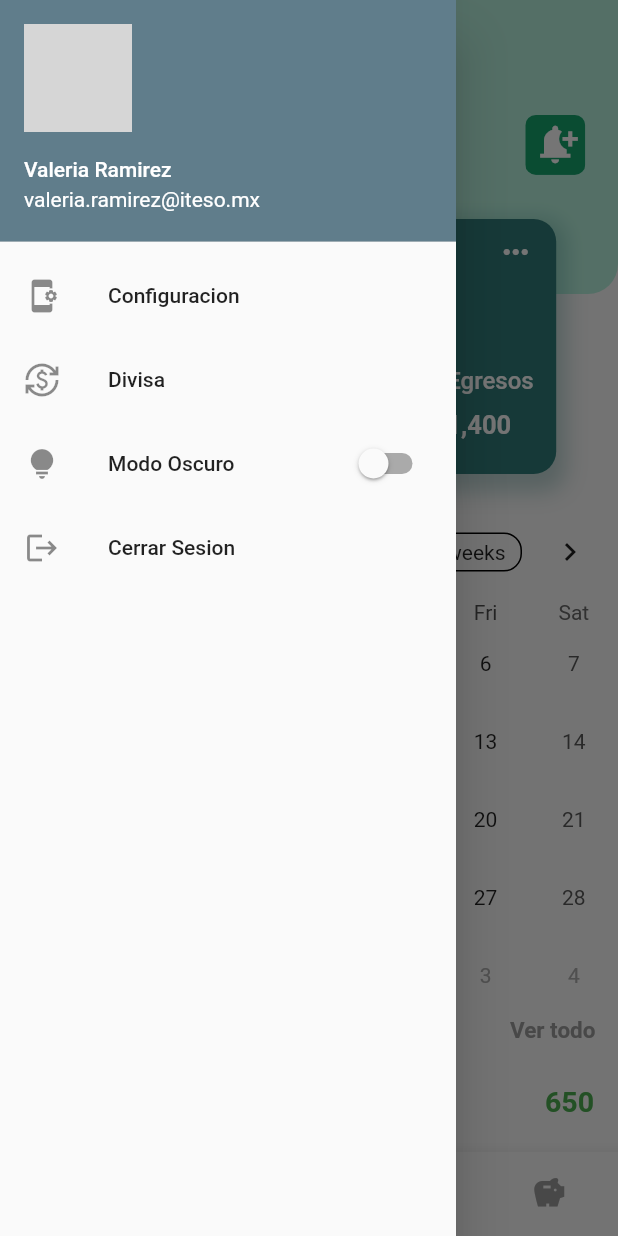
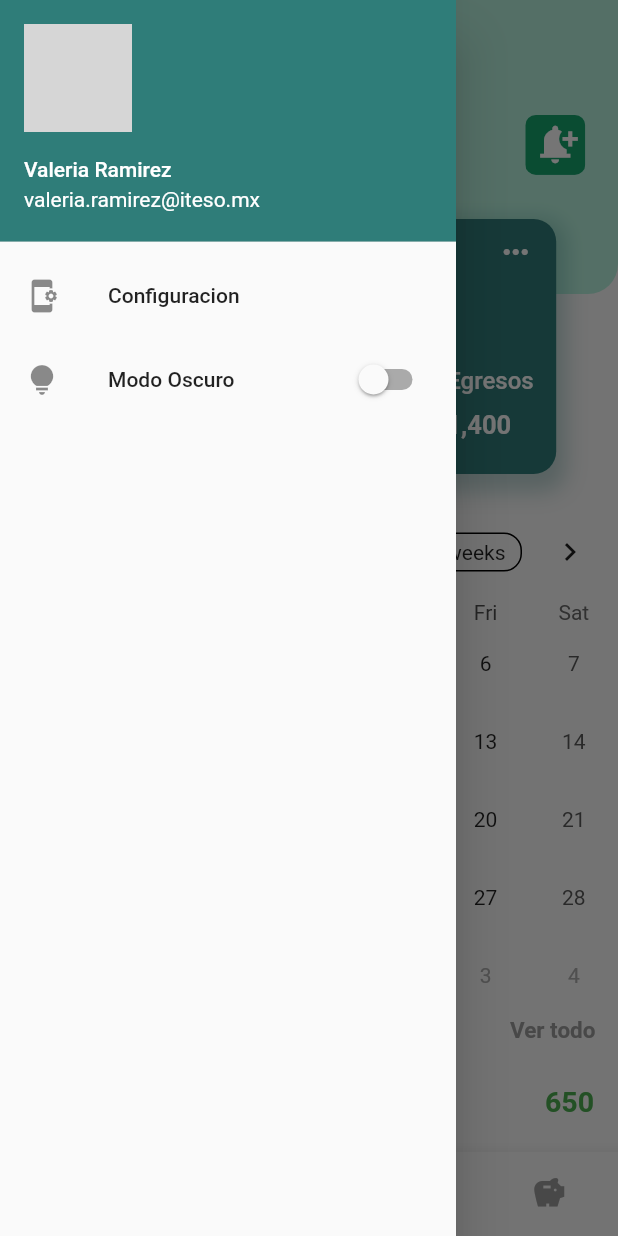
Before and after one commit to valrmzl/ProyectoMovilesVNS, a Flutter app: the screen it shows after launch, with the side drawer open, on a phone screen of 412 x 824 dp. Run offline on Flutter 3.47's test engine with Material 2 defaults, Android fonts, the phone set to English and light mode, and no system bars; drawn by our look-alikes of table_calendar; our stand-ins replace bloc, carousel_slider, equatable, flutter_bloc; network calls fail; grey boxes are pictures that could not be loaded.

Commit message:
creacion del theme y aplicacion

```diff
--- a/lib/Screens/NavBar.dart
+++ b/lib/Screens/NavBar.dart
@@ -1,20 +1,27 @@
 import 'package:flutter/material.dart';
+import 'package:flutter_bloc/flutter_bloc.dart';
 import 'package:proyecto_vsn/Screens/login_page.dart';
 import 'package:proyecto_vsn/Screens/profile.dart';
 import 'package:proyecto_vsn/Screens/welcome.dart';
-
-bool isSwitched = false;
+import 'package:proyecto_vsn/theme/app_themes.dart';
+import '../theme/bloc/theme_bloc.dart';
 
 class NavBar extends StatefulWidget {
-  const NavBar({super.key});
+  const NavBar({Key? key}) : super(key: key);
 
   @override
   State<NavBar> createState() => _NavBarState();
 }
 
 class _NavBarState extends State<NavBar> {
+  bool isSwitched = false;
+
+
+
   @override
   Widget build(BuildContext context) {
+    return BlocBuilder<ThemeBloc, ThemeState>(
+      builder: (context, themeState) {
         return Drawer(
           child: ListView(
             children: [
@@ -32,15 +39,7 @@ class _NavBarState extends State<NavBar> {
                   ),
                 ),
                 decoration: BoxDecoration(
-            color: Colors.blueGrey,
-            /*
-              image: DecorationImage(
-                image: AssetImage(
-                  "assets/images/imagen3.jpeg"
-                ),
-                fit: BoxFit.cover,
-              )
-              */
+                  color: themeState.themeData.colorScheme.secondary, // Color del tema
                 ),
               ),
               ListTile(
@@ -48,16 +47,11 @@ class _NavBarState extends State<NavBar> {
                 title: Text("Configuracion"),
                 onTap: () {
                   Navigator.of(context).push(MaterialPageRoute(
-              builder: (context) =>
-                  ProfileScreen(), // Reemplaza 'Configuraciones' con el nombre correcto de tu página.
+                    builder: (context) => ProfileScreen(),
                   ));
                 },
               ),
-        ListTile(
-          leading: Icon(Icons.currency_exchange),
-          title: Text("Divisa"),
-          onTap: () {},
-        ),
+              // Otras opciones del Drawer
               ListTile(
                 leading: Icon(Icons.lightbulb_sharp),
                 title: Text("Modo Oscuro"),
@@ -65,27 +59,21 @@ class _NavBarState extends State<NavBar> {
                   value: isSwitched,
                   onChanged: (value) {
                     setState(() {
-                isSwitched = value;
-                // Aquí puedes cambiar el tema entre oscuro y claro
-                //MyApp.setBrightness(isSwitched ? Brightness.dark : Brightness.light);
+                        isSwitched = !isSwitched;
+                        BlocProvider.of<ThemeBloc>(context).add(
+                          ThemeChangedEvent(
+                            theme: isSwitched ? AppTheme.DarkApp : AppTheme.LightApp,
+                          ),
+                        );
                       });
                   },
                 ),
               ),
-        ListTile(
-          leading: Icon(Icons.logout),
-          title: Text("Cerrar Sesion"),
-          onTap: () {
-            Navigator.pop(context);
-            Navigator.push(
-                context,
-                MaterialPageRoute(
-                  builder: (context) =>
-                      Welcome(), // Replace SecondScreen with the screen you navigate to.
-                ));
+              // Otras opciones del Drawer
+            ],
+          ),
+        );
       },
-        ),
-      ],
-    ));
+    );
   }
 }
--- a/lib/main.dart
+++ b/lib/main.dart
@@ -1,11 +1,43 @@
 import 'package:flutter/material.dart';
+import 'package:flutter_bloc/flutter_bloc.dart';
 import 'package:proyecto_vsn/Screens/create_account.dart';
 import 'package:proyecto_vsn/Screens/login_page.dart';
 import 'package:proyecto_vsn/Screens/home_page.dart';
 import 'package:proyecto_vsn/Screens/welcome.dart';
 import 'package:proyecto_vsn/Screens/calendar.dart';
+import 'package:proyecto_vsn/theme/bloc/theme_bloc.dart';
 
+
+void main() {
+  // BLoC provider con socope para poder cambiar themes en toda la app
+  runApp(BlocProvider(
+    create: (context) => ThemeBloc(),
+    child: MyApp(),
+  ));
+}
+
+
+class MyApp extends StatelessWidget {
+  MyApp({super.key});
+
+  @override
+  Widget build(BuildContext context) {
+    // BLoC builder para cambiar theme de la Material App
+    return BlocBuilder<ThemeBloc, ThemeState>(
+      builder: (context, state) {
+        return MaterialApp(
+          title: 'Change Themes App',
+          theme: state.themeData,
+          home: HomePage(),
+        );
+      },
+    );
+  }
+}
+
+/*
 void main() => runApp(
+
   MaterialApp(
     title: 'Tarea 3.5',
     theme: ThemeData(
@@ -16,3 +48,5 @@ void main() => runApp(
     home: HomePage(),
   ),
 );
+
+*/
--- a/lib/theme/bloc/theme_bloc.dart
+++ b/lib/theme/bloc/theme_bloc.dart
@@ -9,7 +9,7 @@ part 'theme_state.dart';
 
 class ThemeBloc extends Bloc<ThemeEvent, ThemeState> {
   ThemeBloc()
-      : super(ThemeState(themeData: appThemeData[AppTheme.GreenLight]!)) {
+      : super(ThemeState(themeData: appThemeData[AppTheme.LightApp]!)) {
     on<ThemeChangedEvent>(
       (event, emit) {
         emit(ThemeState(themeData: appThemeData[event.theme]!));
```
Also changed, not shown: lib/theme/app_themes.dart (+9 -45 lines), lib/theme/color_schemas.dart (+24 -45 lines). Lines whose indentation alone changed are shown as unchanged.
